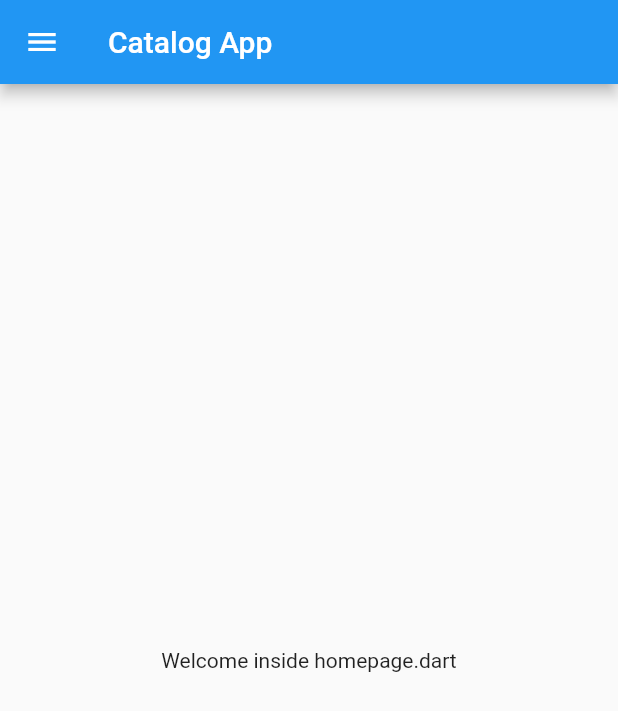
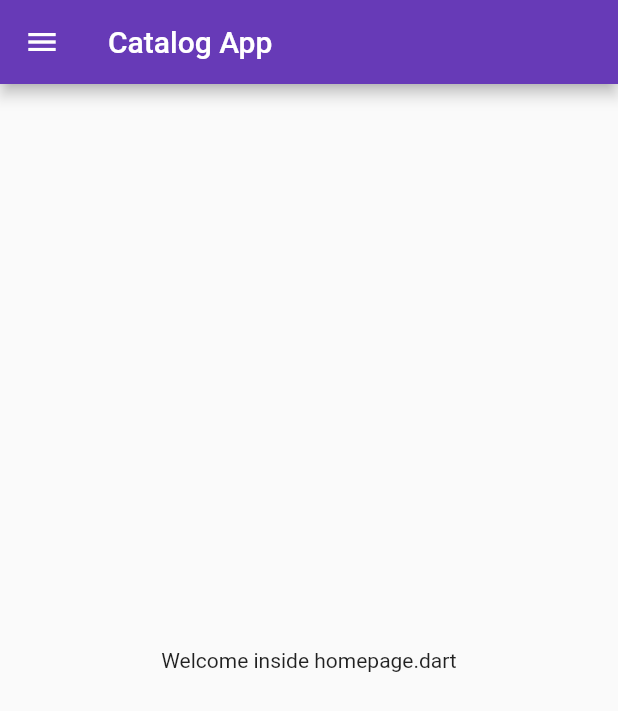
Before and after one commit to shubham230523/Catalog-App, a Flutter app: the screen it shows after launch, on a phone screen of 412 x 824 dp. Shown: the top 711 px of the screen. Run offline on Flutter 3.47's test engine with Material 2 defaults, Android fonts, the phone set to English and light mode, and no system bars.

Commit message:
route , theme , style learned

```diff
--- a/lib/main.dart
+++ b/lib/main.dart
@@ -1,5 +1,6 @@
 import 'package:flutter/material.dart';
-import 'package:flutter_catalog/homepage.dart';
+import 'package:flutter_catalog/pages/homepage.dart';
+import 'package:flutter_catalog/pages/login_page.dart';
 
 void main() {
    runApp(MyApp());
@@ -10,7 +11,19 @@ class MyApp extends StatelessWidget {
   @override
   Widget build(BuildContext context) {
     return MaterialApp(
-      home: homepage()
+      themeMode: ThemeMode.light ,
+      theme: ThemeData(
+        primarySwatch: Colors.deepPurple
+      ),
+      darkTheme: ThemeData(
+        brightness: Brightness.light
+      ),
+      initialRoute: "/homepage",
+      routes: {
+        "/":(context) => login_page(),
+        "/homepage":(context) => homepage(),
+        "/login_page": (context) => login_page()
+      },
     );
   }
 }
```
Also changed, not shown: lib/pages/login_page.dart (added, +19 -0 lines), lib/pages/homepage.dart (renamed from lib/homepage.dart).
